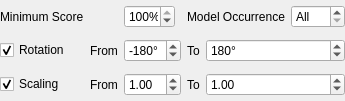
Qt form AcfSln/Include/iqtipr/CGeneralSearchParamsGuiComp.ui (ImagingTools/AcfPublic) before a commit.
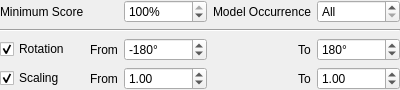
The same form after that commit.

What changed in the file:
```diff
--- a/AcfSln/Include/iqtipr/CGeneralSearchParamsGuiComp.ui
+++ b/AcfSln/Include/iqtipr/CGeneralSearchParamsGuiComp.ui
@@ -6,19 +6,31 @@
    <rect>
     <x>0</x>
     <y>0</y>
-    <width>317</width>
-    <height>101</height>
+    <width>400</width>
+    <height>80</height>
    </rect>
   </property>
   <property name="windowTitle">
    <string>Form</string>
   </property>
-  <layout class="QGridLayout" name="gridLayout">
+  <layout class="QVBoxLayout" name="verticalLayout">
    <property name="margin">
     <number>0</number>
    </property>
-   <item row="0" column="0">
-    <widget class="QLabel" name="label">
+   <item>
+    <layout class="QGridLayout" name="gridLayout">
+     <item row="3" column="0">
+      <widget class="QCheckBox" name="ScalingCB">
+       <property name="text">
+        <string>Scaling</string>
+       </property>
+       <property name="checked">
+        <bool>true</bool>
+       </property>
+      </widget>
+     </item>
+     <item row="3" column="4">
+      <widget class="QLabel" name="label_5">
      <property name="sizePolicy">
       <sizepolicy hsizetype="Maximum" vsizetype="Preferred">
        <horstretch>0</horstretch>
@@ -26,7 +38,7 @@
       </sizepolicy>
      </property>
      <property name="text">
-      <string>Minimum Score</string>
+        <string>To</string>
      </property>
     </widget>
    </item>
@@ -52,20 +64,26 @@
      </property>
     </widget>
    </item>
-   <item row="0" column="4" colspan="2">
-    <widget class="QLabel" name="label_7">
+     <item row="3" column="2">
+      <widget class="QDoubleSpinBox" name="MinScaleSB">
      <property name="sizePolicy">
-      <sizepolicy hsizetype="Maximum" vsizetype="Preferred">
+        <sizepolicy hsizetype="Expanding" vsizetype="Fixed">
        <horstretch>0</horstretch>
        <verstretch>0</verstretch>
       </sizepolicy>
      </property>
-     <property name="text">
-      <string>Model Occurrence</string>
+       <property name="minimum">
+        <double>0.010000000000000</double>
+       </property>
+       <property name="singleStep">
+        <double>0.100000000000000</double>
+       </property>
+       <property name="value">
+        <double>1.000000000000000</double>
      </property>
     </widget>
    </item>
-   <item row="0" column="6">
+     <item row="0" column="5">
     <widget class="QSpinBox" name="ModelOccurenceSB">
      <property name="sizePolicy">
       <sizepolicy hsizetype="Expanding" vsizetype="Fixed">
@@ -87,7 +105,7 @@
      </property>
     </widget>
    </item>
-   <item row="1" column="0">
+     <item row="2" column="0">
     <widget class="QCheckBox" name="RotationCB">
      <property name="text">
       <string>Rotation</string>
@@ -97,14 +115,14 @@
      </property>
     </widget>
    </item>
-   <item row="1" column="1">
+     <item row="2" column="1">
     <widget class="QLabel" name="label_3">
      <property name="text">
       <string>From</string>
      </property>
     </widget>
    </item>
-   <item row="1" column="2" colspan="2">
+     <item row="2" column="2">
     <widget class="QDoubleSpinBox" name="MinRotationSB">
      <property name="sizePolicy">
       <sizepolicy hsizetype="Expanding" vsizetype="Fixed">
@@ -129,8 +147,8 @@
      </property>
     </widget>
    </item>
-   <item row="1" column="4">
-    <widget class="QLabel" name="label_4">
+     <item row="0" column="0">
+      <widget class="QLabel" name="label">
      <property name="sizePolicy">
       <sizepolicy hsizetype="Maximum" vsizetype="Preferred">
        <horstretch>0</horstretch>
@@ -138,11 +156,18 @@
       </sizepolicy>
      </property>
      <property name="text">
-      <string>To</string>
+        <string>Minimum Score</string>
      </property>
     </widget>
    </item>
-   <item row="1" column="5" colspan="2">
+     <item row="3" column="1">
+      <widget class="QLabel" name="label_6">
+       <property name="text">
+        <string>From</string>
+       </property>
+      </widget>
+     </item>
+     <item row="2" column="5">
     <widget class="QDoubleSpinBox" name="MaxRotationSB">
      <property name="sizePolicy">
       <sizepolicy hsizetype="Expanding" vsizetype="Fixed">
@@ -167,38 +192,8 @@
      </property>
     </widget>
    </item>
-   <item row="2" column="0">
-    <widget class="QCheckBox" name="ScalingCB">
-     <property name="text">
-      <string>Scaling</string>
-     </property>
-     <property name="checked">
-      <bool>true</bool>
-     </property>
-    </widget>
-   </item>
-   <item row="2" column="1">
-    <widget class="QLabel" name="label_6">
-     <property name="text">
-      <string>From</string>
-     </property>
-    </widget>
-   </item>
-   <item row="2" column="2" colspan="2">
-    <widget class="QDoubleSpinBox" name="MinScaleSB">
-     <property name="sizePolicy">
-      <sizepolicy hsizetype="Expanding" vsizetype="Fixed">
-       <horstretch>0</horstretch>
-       <verstretch>0</verstretch>
-      </sizepolicy>
-     </property>
-     <property name="value">
-      <double>1.000000000000000</double>
-     </property>
-    </widget>
-   </item>
-   <item row="2" column="4">
-    <widget class="QLabel" name="label_5">
+     <item row="0" column="3" colspan="2">
+      <widget class="QLabel" name="label_7">
      <property name="sizePolicy">
       <sizepolicy hsizetype="Maximum" vsizetype="Preferred">
        <horstretch>0</horstretch>
@@ -206,11 +201,11 @@
       </sizepolicy>
      </property>
      <property name="text">
-      <string>To</string>
+        <string>Model Occurrence</string>
      </property>
     </widget>
    </item>
-   <item row="2" column="5" colspan="2">
+     <item row="3" column="5">
     <widget class="QDoubleSpinBox" name="MaxScaleSB">
      <property name="sizePolicy">
       <sizepolicy hsizetype="Expanding" vsizetype="Fixed">
@@ -218,6 +213,9 @@
        <verstretch>0</verstretch>
       </sizepolicy>
      </property>
+       <property name="minimum">
+        <double>0.010000000000000</double>
+       </property>
      <property name="maximum">
       <double>100.000000000000000</double>
      </property>
@@ -225,6 +223,41 @@
       <double>1.000000000000000</double>
      </property>
     </widget>
+     </item>
+     <item row="2" column="4">
+      <widget class="QLabel" name="label_4">
+       <property name="sizePolicy">
+        <sizepolicy hsizetype="Maximum" vsizetype="Preferred">
+         <horstretch>0</horstretch>
+         <verstretch>0</verstretch>
+        </sizepolicy>
+       </property>
+       <property name="text">
+        <string>To</string>
+       </property>
+      </widget>
+     </item>
+     <item row="1" column="0" colspan="6">
+      <widget class="Line" name="line">
+       <property name="orientation">
+        <enum>Qt::Horizontal</enum>
+       </property>
+      </widget>
+     </item>
+    </layout>
+   </item>
+   <item>
+    <spacer name="verticalSpacer">
+     <property name="orientation">
+      <enum>Qt::Vertical</enum>
+     </property>
+     <property name="sizeHint" stdset="0">
+      <size>
+       <width>20</width>
+       <height>1</height>
+      </size>
+     </property>
+    </spacer>
    </item>
   </layout>
  </widget>
```
Left out of the diff: 3 changed lines with no effect on the pictures. Lines whose indentation alone changed are shown as unchanged.
